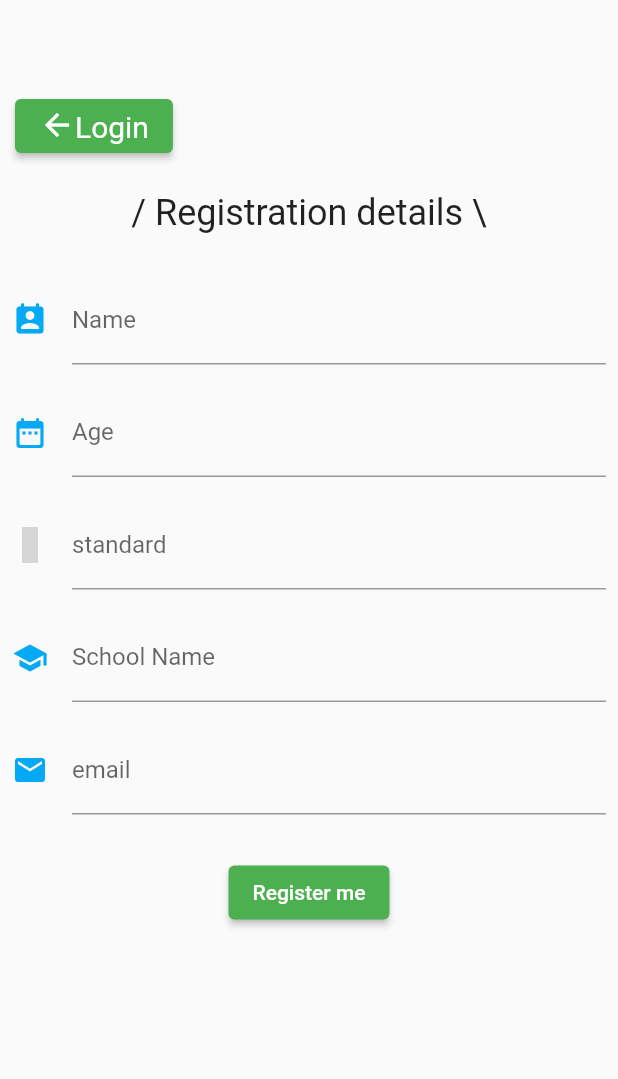
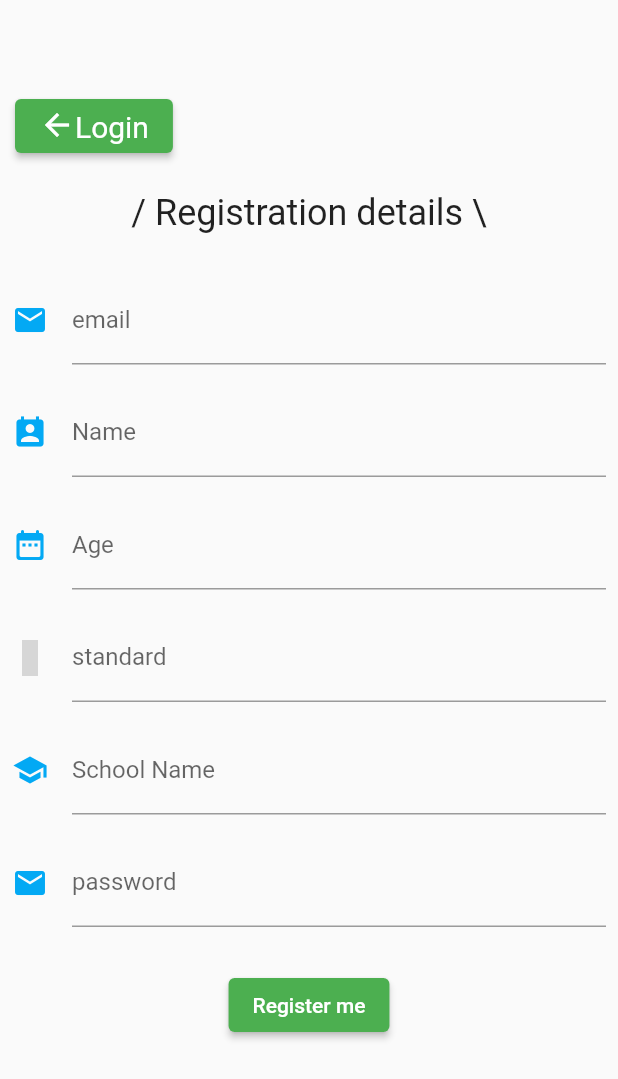
Before and after one commit to awwush/AntiKidMania-1, a Flutter app: the SignUp screen opened by its route, after a tap on "Register me", on a phone screen of 412 x 824 dp. Shown: the top 1079 px of the screen. Run offline on Flutter 3.47's test engine with Material 2 defaults, Android fonts, the phone set to English and light mode, and no system bars; our stand-ins replace cloud_firestore, firebase_core; accounts and stored records are empty; statements that could not run were skipped; grey boxes are pictures that could not be loaded.

```diff
--- a/lib/pages/login_signup_page.dart
+++ b/lib/pages/login_signup_page.dart
@@ -57,7 +57,7 @@ class _LoginSignUpPageState extends State<LoginSignUpPage> {
 
   @override
   Widget build(BuildContext context) {
-    _isIos = Theme.of(context).platform == TargetPlatform.iOS;
+//    _isIos = Theme.of(context).platform == TargetPlatform.iOS;
 
     return Scaffold(
       appBar: new AppBar(centerTitle: true,
@@ -212,6 +212,10 @@ class _LoginSignUpPageState extends State<LoginSignUpPage> {
     return new FlatButton(
       child: _textSecondaryButton(),
       onPressed: () {
+//        Not required
+//        setState(() {
+//          print("setted");
+//        });
         Navigator.pushNamed(context, "/SignUp");
       },
     );
--- a/lib/pages/sign_up_page.dart
+++ b/lib/pages/sign_up_page.dart
@@ -9,6 +9,14 @@ class SignUp extends StatefulWidget {
 
 class _SignUpState extends State<SignUp> {
   final _signUpKey = new GlobalKey<FormState>();
+
+  final _nameController = TextEditingController();
+  final _emailController = TextEditingController();
+  final _ageController = TextEditingController();
+  final _schoolController = TextEditingController();
+  final _standardController = TextEditingController();
+  final _passwordController = TextEditingController();
+
   @override
   Widget build(BuildContext context) {
     return Scaffold(
@@ -57,13 +65,15 @@ class _SignUpState extends State<SignUp> {
                           children: [
                             _registerText(),
                             SizedBox(height: 20),
+                            _email(),
                             _showName(),
                             _showAge(),
                             _showStandard(),
                             _showSchool(),
-                          _email(),
+                            _firstPassword(),
                             SizedBox(height: 20),
                             _submitDetails(),
+
                           ]
                       ),
                     ),
@@ -90,6 +100,7 @@ class _SignUpState extends State<SignUp> {
     return Padding(
       padding: const EdgeInsets.all(8.0),
       child: TextFormField(
+          controller: _nameController,
           keyboardType: TextInputType.name,
           maxLines: 1,
           decoration: new InputDecoration(
@@ -114,6 +125,7 @@ class _SignUpState extends State<SignUp> {
     return Padding(
       padding: const EdgeInsets.all(8.0),
       child: TextFormField(
+        controller: _ageController,
         keyboardType: TextInputType.datetime,
         maxLines: 1,
         decoration: new InputDecoration(
@@ -138,6 +150,7 @@ class _SignUpState extends State<SignUp> {
     return Padding(
       padding: const EdgeInsets.all(8.0),
       child: TextFormField(
+        controller: _standardController,
         keyboardType: TextInputType.number,
         maxLines: 1,
         decoration: new InputDecoration(
@@ -162,6 +175,7 @@ class _SignUpState extends State<SignUp> {
     return Padding(
       padding: const EdgeInsets.all(8.0),
       child: TextFormField(
+        controller: _schoolController,
         keyboardType: TextInputType.name,
         maxLines: 1,
         decoration: new InputDecoration(
@@ -185,7 +199,8 @@ class _SignUpState extends State<SignUp> {
     return Padding(
       padding: const EdgeInsets.all(8.0),
       child: TextFormField(
-        keyboardType: TextInputType.email,
+        controller: _emailController,
+        keyboardType: TextInputType.emailAddress,
         maxLines: 1,
         decoration: new InputDecoration(
 //          just trying, of no use
@@ -198,24 +213,68 @@ class _SignUpState extends State<SignUp> {
           ),
         ),
         validator: (value) {
-          // TODO: show standard validation limit till 12
+          print("email :$value");
+//          TODO: Add validation regex
         },
       ),
     );
   }
 
 
+  Widget _firstPassword(){
+    return Padding(
+      padding: const EdgeInsets.all(8.0),
+      child: TextFormField(
+        controller: _passwordController,
+        keyboardType: TextInputType.visiblePassword,
+        maxLines: 1,
+        obscureText: true,
+        decoration: new InputDecoration(
+//          just trying, of no use
+//          fillColor: Colors.orange,
+          labelText: "password",
+          hintText: "********",
+          icon: Icon(
+            Icons.email,
+            color: Colors.lightBlue,
+          ),
+        ),
+        validator: (value) {
+          // TODO: check limit of characters and combination
+        },
+      ),
+    );
+  }
+
   Widget _submitDetails(){
     return Center(
       child: ElevatedButton(
         child: Text("Register me"),
         onPressed: () async {
+          // initialized for registration
           await Firebase.initializeApp();
           print("initialized");
-        Stream<QuerySnapshot> snapshot = FirebaseFirestore.instance.collection("Registration").snapshots();
-        print(snapshot);
+
+          _signUpKey.currentState.validate();
+//        print(_ageController.text);
+//        var name, age, school, standard, email;
+          await FirebaseFirestore.instance.collection('Registration').doc(_emailController.text).set({
+            "name": _nameController.text,
+            "age": _ageController.text,
+            "school": _schoolController.text,
+            "standard": _standardController.text,
+            "email": _emailController.text,
+          });
+//        Checking whether fetching is performed or not
+
+//        FirebaseFirestore.instance.collection('Registration').get().then((snapshotValues) => {
+//          snapshotValues.docs.forEach((element) {print( element.data());})
+//        }
+//        );
+
         },
       ),
     );
   }
+
 }
```
Also changed, not shown: pubspec.lock. Lines whose indentation alone changed are shown as unchanged.
